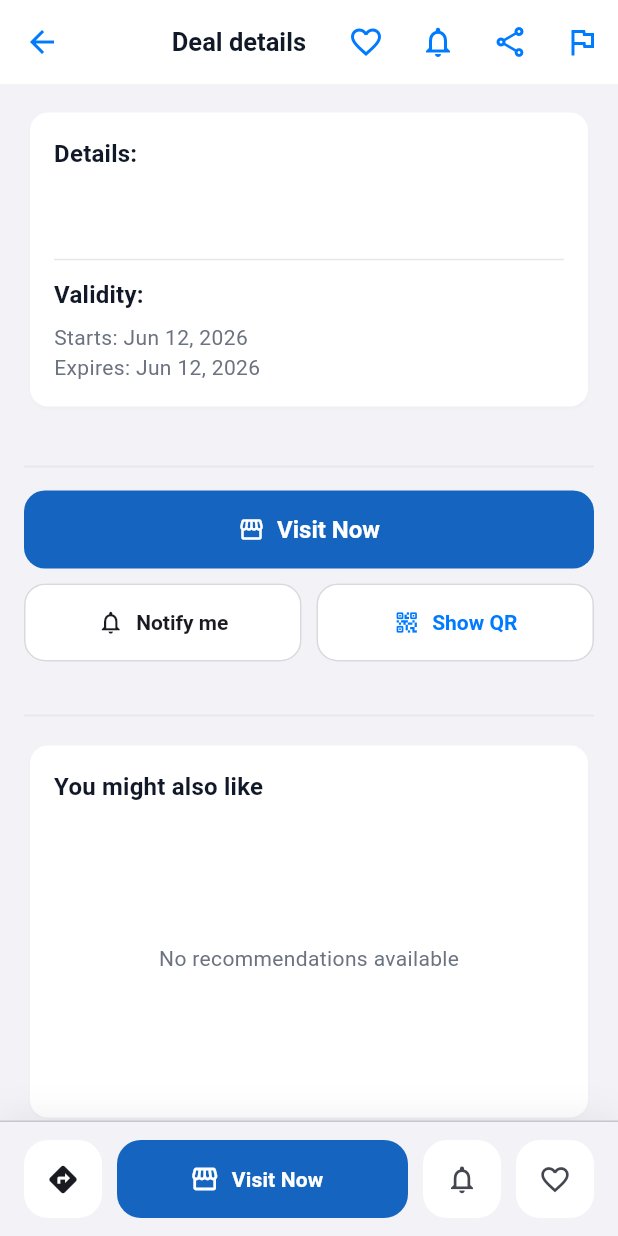
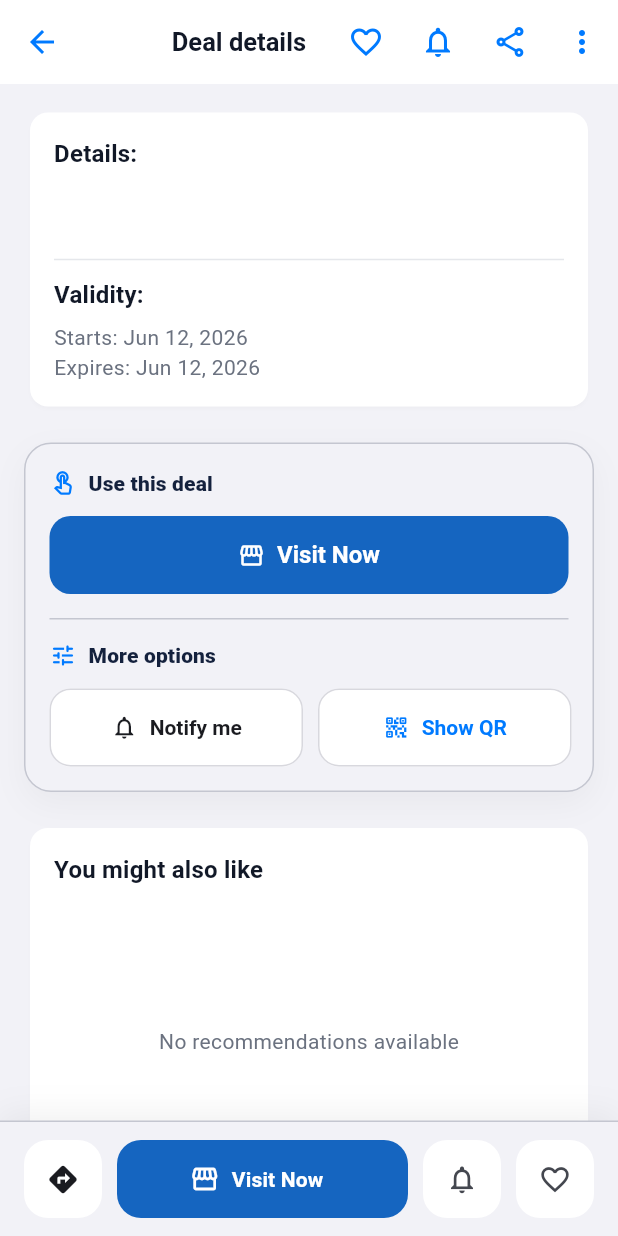
Before and after one commit to deepalweb/DealFinder, a Flutter app: the DealDetailScreen screen opened directly with empty values, scrolled down 576 dp, on a phone screen of 412 x 824 dp. Run offline on Flutter 3.47's test engine with Material 3 defaults, Android fonts, the phone set to English and light mode, and no system bars; our stand-ins replace cached_network_image, firebase_auth, firebase_core, firebase_messaging, flutter_dotenv, flutter_image_compress and 10 more; missing offline and left inert: flutter_app_badger, mobile_scanner; accounts and stored records are empty; network calls fail.

Commit message:
Polish mobile deal actions and search filters

```diff
--- a/mobile_app/lib/src/screens/deal_detail_screen.dart
+++ b/mobile_app/lib/src/screens/deal_detail_screen.dart
@@ -1570,14 +1570,28 @@ class _DealDetailScreenState extends State<DealDetailScreen> {
             ),
           ),
           if (!_isPlatformBankOffer)
-            IconButton(
-              icon: const Icon(Icons.flag_outlined),
-              tooltip: _t(
-                'Report deal',
-                'Deal report කරන්න',
-                'Deal report செய்யவும்',
-              ),
-              onPressed: _showReportDealDialog,
+            PopupMenuButton<String>(
+              icon: const Icon(Icons.more_vert_rounded),
+              tooltip: _t('More', 'තවත්', 'மேலும்'),
+              onSelected: (value) {
+                if (value == 'report') _showReportDealDialog();
+              },
+              itemBuilder: (context) => [
+                PopupMenuItem(
+                  value: 'report',
+                  child: Row(
+                    children: [
+                      const Icon(Icons.flag_outlined, size: 20),
+                      const SizedBox(width: 10),
+                      Text(_t(
+                        'Report deal',
+                        'Deal report කරන්න',
+                        'Deal report செய்யவும்',
+                      )),
+                    ],
+                  ),
+                ),
+              ],
             ),
         ],
       ),
@@ -1669,121 +1683,15 @@ class _DealDetailScreenState extends State<DealDetailScreen> {
               },
             ),
             const SizedBox(height: 20.0),
-            const Divider(height: 32, thickness: 1.2),
-
-            // Action Buttons
-            SizedBox(
-              width: double.infinity,
-              child: LayoutBuilder(
-                builder: (context, constraints) {
-                  const gap = 10.0;
-                  final fullWidth = constraints.maxWidth;
-                  final halfWidth = (fullWidth - gap) / 2;
-                  final rows = <Widget>[];
-
-                  for (var i = 0; i < primaryActionButtons.length; i += 2) {
-                    final remaining = primaryActionButtons.length - i;
-                    if (remaining == 1) {
-                      rows.add(
-                        _buildActionButtonShell(
-                          width: fullWidth,
-                          child: primaryActionButtons[i],
-                        ),
-                      );
-                    } else {
-                      rows.add(
-                        Row(
-                          children: [
-                            _buildActionButtonShell(
-                              width: halfWidth,
-                              child: primaryActionButtons[i],
-                            ),
-                            const SizedBox(width: gap),
-                            _buildActionButtonShell(
-                              width: halfWidth,
-                              child: primaryActionButtons[i + 1],
-                            ),
-                          ],
-                        ),
-                      );
-                    }
-                  }
-
-                  if (callButton != null && whatsappButton != null) {
-                    rows.add(
-                      Row(
-                        children: [
-                          _buildActionButtonShell(
-                            width: halfWidth,
-                            child: callButton,
-                          ),
-                          const SizedBox(width: gap),
-                          _buildActionButtonShell(
-                            width: halfWidth,
-                            child: whatsappButton,
-                          ),
-                        ],
-                      ),
-                    );
-                  } else if (callButton != null || whatsappButton != null) {
-                    rows.add(
-                      _buildActionButtonShell(
-                        width: fullWidth,
-                        child: callButton ?? whatsappButton!,
-                      ),
-                    );
-                  }
-
-                  if (!_showsVisitNow) {
-                    rows.add(
-                      _buildActionButtonShell(
-                        width: fullWidth,
-                        child: directionsButton,
-                      ),
-                    );
-                  }
-
-                  for (var i = 0; i < secondaryActionButtons.length; i += 2) {
-                    final remaining = secondaryActionButtons.length - i;
-                    if (remaining == 1) {
-                      rows.add(
-                        _buildActionButtonShell(
-                          width: fullWidth,
-                          child: secondaryActionButtons[i],
-                        ),
-                      );
-                    } else {
-                      rows.add(
-                        Row(
-                          children: [
-                            _buildActionButtonShell(
-                              width: halfWidth,
-                              child: secondaryActionButtons[i],
-                            ),
-                            const SizedBox(width: gap),
-                            _buildActionButtonShell(
-                              width: halfWidth,
-                              child: secondaryActionButtons[i + 1],
-                            ),
-                          ],
-                        ),
-                      );
-                    }
-                  }
-
-                  return Column(
-                    children: [
-                      for (var i = 0; i < rows.length; i++) ...[
-                        if (i > 0) const SizedBox(height: gap),
-                        rows[i],
-                      ],
-                    ],
-                  );
-                },
-              ),
+            _buildDealActionPanel(
+              theme: theme,
+              primaryActions: primaryActionButtons,
+              callButton: callButton,
+              whatsappButton: whatsappButton,
+              directionsButton: !_showsVisitNow ? directionsButton : null,
+              secondaryActions: secondaryActionButtons,
             ),
             const SizedBox(height: 20.0),
-            const Divider(height: 32, thickness: 1.2),
 
             _buildRecommendationsSection(theme),
             _buildRatingsReviewsSection(theme),
@@ -2456,6 +2364,130 @@ class _DealDetailScreenState extends State<DealDetailScreen> {
     );
   }
 
+  Widget _buildDealActionPanel({
+    required ThemeData theme,
+    required List<Widget> primaryActions,
+    required Widget? callButton,
+    required Widget? whatsappButton,
+    required Widget? directionsButton,
+    required List<Widget> secondaryActions,
+  }) {
+    const gap = 10.0;
+
+    List<Widget> buildRows(List<Widget> actions, double fullWidth) {
+      final halfWidth = (fullWidth - gap) / 2;
+      final rows = <Widget>[];
+      for (var i = 0; i < actions.length; i += 2) {
+        final remaining = actions.length - i;
+        if (remaining == 1) {
+          rows.add(
+            _buildActionButtonShell(width: fullWidth, child: actions[i]),
+          );
+        } else {
+          rows.add(
+            Row(
+              children: [
+                _buildActionButtonShell(width: halfWidth, child: actions[i]),
+                const SizedBox(width: gap),
+                _buildActionButtonShell(
+                  width: halfWidth,
+                  child: actions[i + 1],
+                ),
+              ],
+            ),
+          );
+        }
+      }
+      return rows;
+    }
+
+    return LayoutBuilder(
+      builder: (context, constraints) {
+        final fullWidth = constraints.maxWidth - 32;
+        final primary = <Widget>[
+          ...primaryActions,
+          if (directionsButton != null) directionsButton,
+        ];
+        final contact = <Widget>[
+          if (callButton != null) callButton,
+          if (whatsappButton != null) whatsappButton,
+        ];
+        final primaryRows = buildRows([...primary, ...contact], fullWidth);
+        final secondaryRows = buildRows(secondaryActions, fullWidth);
+
+        if (primaryRows.isEmpty && secondaryRows.isEmpty) {
+          return const SizedBox.shrink();
+        }
+
+        Widget sectionTitle(String title, IconData icon) {
+          return Row(
+            children: [
+              Icon(icon, size: 18, color: theme.colorScheme.primary),
+              const SizedBox(width: 8),
+              Text(
+                title,
+                style: theme.textTheme.titleSmall?.copyWith(
+                  fontWeight: FontWeight.w800,
+                  color: const Color(0xFF14213D),
+                ),
+              ),
+            ],
+          );
+        }
+
+        return Container(
+          width: double.infinity,
+          padding: const EdgeInsets.all(16),
+          decoration: BoxDecoration(
+            color: theme.colorScheme.surface,
+            borderRadius: BorderRadius.circular(18),
+            border: Border.all(color: theme.colorScheme.outlineVariant),
+            boxShadow: [
+              BoxShadow(
+                color: Colors.black.withValues(alpha: 0.04),
+                blurRadius: 18,
+                offset: const Offset(0, 8),
+              ),
+            ],
+          ),
+          child: Column(
+            crossAxisAlignment: CrossAxisAlignment.start,
+            children: [
+              if (primaryRows.isNotEmpty) ...[
+                sectionTitle(
+                  _t('Use this deal', 'මෙම deal එක භාවිත කරන්න',
+                      'இந்த deal-ஐ பயன்படுத்தவும்'),
+                  Icons.touch_app_outlined,
+                ),
+                const SizedBox(height: 12),
+                for (var i = 0; i < primaryRows.length; i++) ...[
+                  if (i > 0) const SizedBox(height: gap),
+                  primaryRows[i],
+                ],
+              ],
+              if (primaryRows.isNotEmpty && secondaryRows.isNotEmpty) ...[
+                const SizedBox(height: 16),
+                Divider(height: 1, color: theme.colorScheme.outlineVariant),
+                const SizedBox(height: 14),
+              ],
+              if (secondaryRows.isNotEmpty) ...[
+                sectionTitle(
+                  _t('More options', 'තවත් විකල්ප', 'மேலும் விருப்பங்கள்'),
+                  Icons.tune_rounded,
+                ),
+                const SizedBox(height: 12),
+                for (var i = 0; i < secondaryRows.length; i++) ...[
+                  if (i > 0) const SizedBox(height: gap),
+                  secondaryRows[i],
+                ],
+              ],
+            ],
+          ),
+        );
+      },
+    );
+  }
+
   Widget _buildActionButtonShell({
     required Widget child,
     required double width,
--- a/mobile_app/lib/src/screens/search_screen.dart
+++ b/mobile_app/lib/src/screens/search_screen.dart
@@ -639,6 +639,15 @@ class _SearchResultsScreenState extends State<SearchResultsScreen> {
             ],
           ),
           const SizedBox(height: 14),
+          const Text(
+            'Quick filters',
+            style: TextStyle(
+              color: Color(0xFF475569),
+              fontSize: 12,
+              fontWeight: FontWeight.w800,
+            ),
+          ),
+          const SizedBox(height: 8),
           SingleChildScrollView(
             scrollDirection: Axis.horizontal,
             child: Row(
@@ -670,6 +679,15 @@ class _SearchResultsScreenState extends State<SearchResultsScreen> {
             ),
           ),
           const SizedBox(height: 12),
+          const Text(
+            'Sort by',
+            style: TextStyle(
+              color: Color(0xFF475569),
+              fontSize: 12,
+              fontWeight: FontWeight.w800,
+            ),
+          ),
+          const SizedBox(height: 8),
           SingleChildScrollView(
             scrollDirection: Axis.horizontal,
             child: Row(
```
